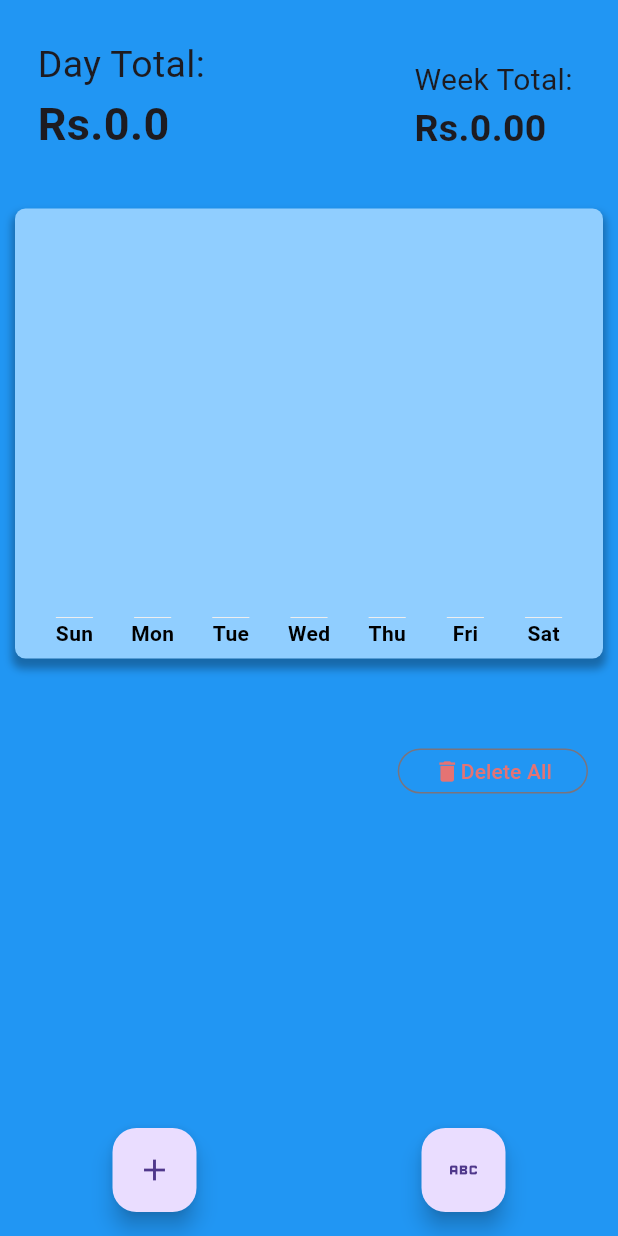
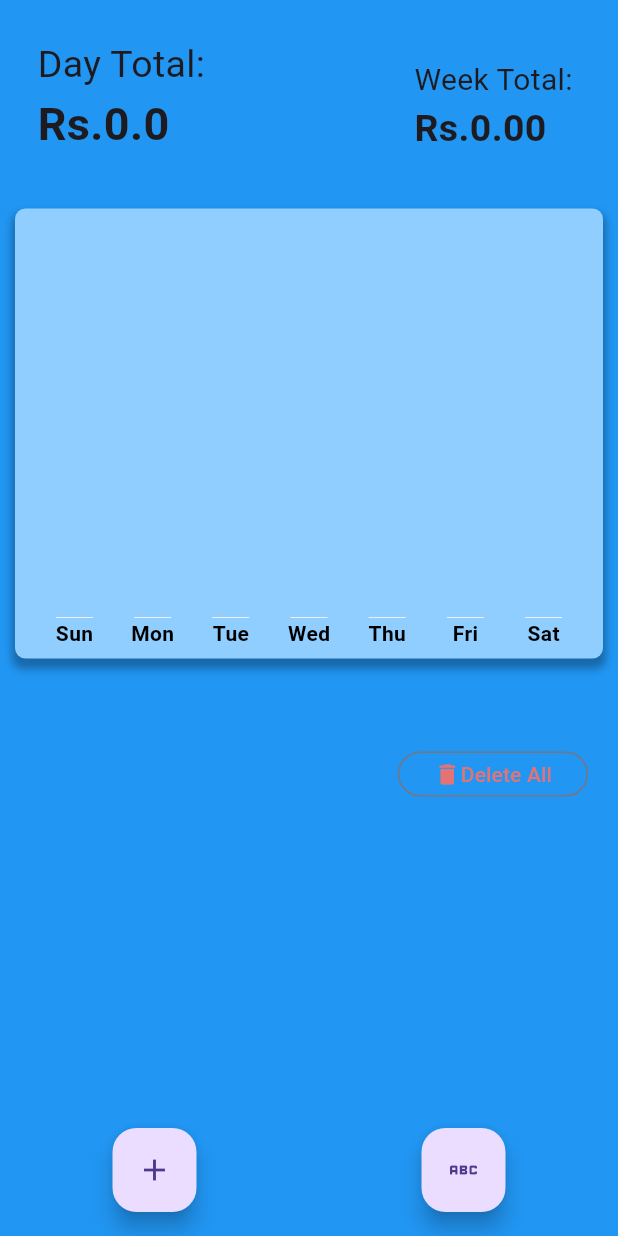
Before and after one commit to 2810yash/expense_tracker, a Flutter app: the screen it shows after launch, on a phone screen of 412 x 824 dp. Run offline on Flutter 3.47's test engine with Material 3 defaults, Android fonts, the phone set to English and light mode, and no system bars; drawn by our look-alikes of fl_chart; our stand-ins replace firebase_core, firebase_database, flutter_slidable, hive, hive_flutter; accounts and stored records are empty.

Commit message:
second commit

```diff
--- a/lib/src/screens/home_page.dart
+++ b/lib/src/screens/home_page.dart
@@ -181,7 +181,7 @@ class _HomePageState extends State<HomePage> {
                 startOfWeek: value.startOfWeekDate(),
                 firstWeek: DateTime.now()),
 
-            const SizedBox(height: 30.0),
+            const SizedBox(height: 32.0),
 
             //expense list By Hive Database
             Container(
```
